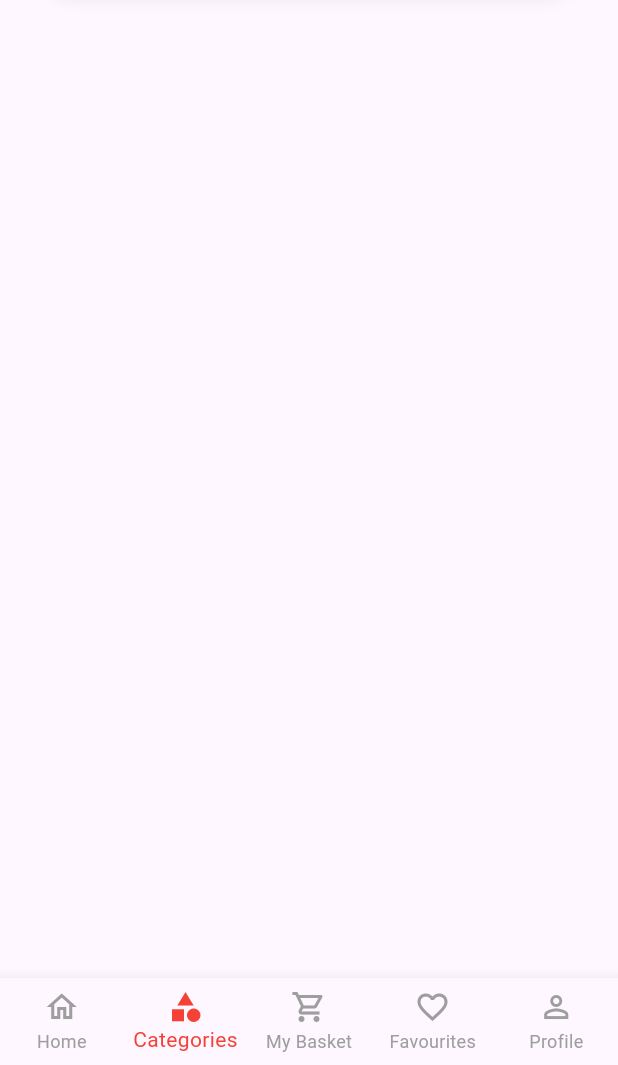
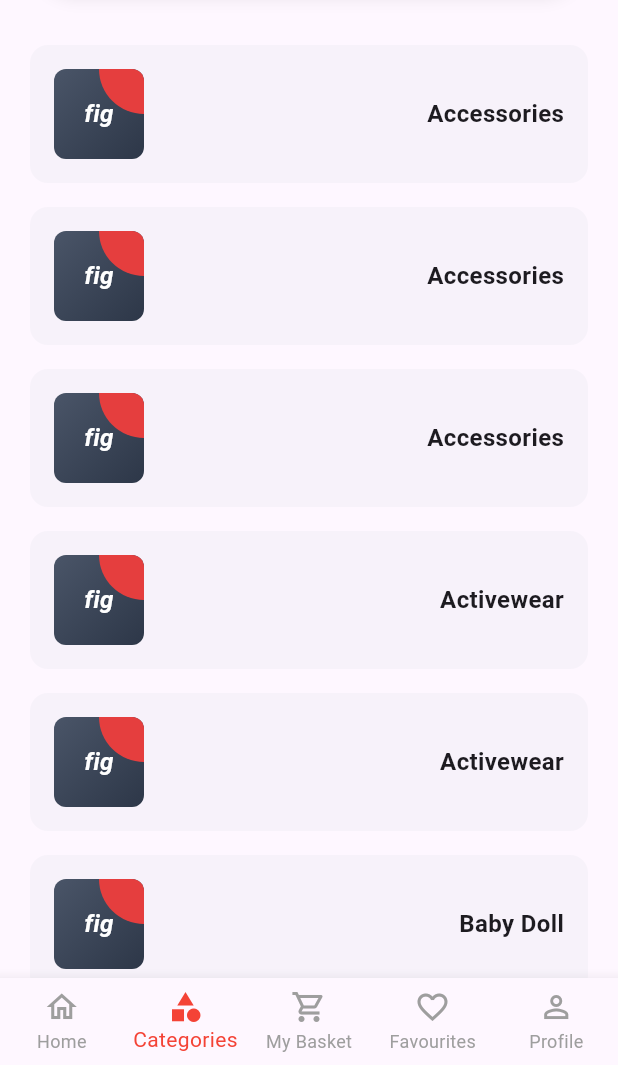
Before and after one commit to esmaeil57/fashion_app, a Flutter app: the screen it shows after launch, item 2 of the bottom bar chosen, on a phone screen of 412 x 824 dp, the part 171-1236 px from its top. Run offline on Flutter 3.47's test engine with Material 3 defaults, Android fonts, the light colour scheme and no system bars; our stand-ins replace flutter_bloc; missing offline and left inert: carousel_slider_plus; network calls fail.

Commit message:
add categories feature

```diff
--- /dev/null
+++ b/lib/Features/categories/data/repositories/category_repository_impl.dart
@@ -0,0 +1,18 @@
+import '../../../../core/constants/app_constants.dart';
+import '../../domain/entities/category.dart';
+import '../../domain/repo_interface/category_repository.dart';
+
+class CategoryRepositoryImpl implements CategoryRepository {
+  @override
+  Future<List<Category>> getCategories() async {
+    await Future.delayed(const Duration(milliseconds: 500));
+
+    return AppConstants.categories.asMap().entries.map((entry) {
+      return Category(
+        id: entry.key.toString(),
+        name: entry.value,
+        imageUrl: 'assets/logo.png',
+      );
+    }).toList();
+  }
+}
--- /dev/null
+++ b/lib/Features/categories/domain/entities/category.dart
@@ -0,0 +1,11 @@
+class Category {
+  final String id;
+  final String name;
+  final String imageUrl;
+
+  Category({
+    required this.id,
+    required this.name,
+    required this.imageUrl,
+  });
+}
--- /dev/null
+++ b/lib/Features/categories/domain/repo_interface/category_repository.dart
@@ -0,0 +1,5 @@
+import '../entities/category.dart';
+
+abstract class CategoryRepository {
+  Future<List<Category>> getCategories();
+}
--- /dev/null
+++ b/lib/Features/categories/domain/usecase/get_categories.dart
@@ -0,0 +1,13 @@
+
+import '../entities/category.dart';
+import '../repo_interface/category_repository.dart';
+
+class GetCategories {
+  final CategoryRepository repository;
+
+  GetCategories(this.repository);
+
+  Future<List<Category>> call() async {
+    return await repository.getCategories();
+  }
+}
--- /dev/null
+++ b/lib/Features/categories/presentation/cubit/category_cubit.dart
@@ -0,0 +1,22 @@
+
+import 'package:fashion/Features/categories/presentation/cubit/category_state.dart';
+import 'package:flutter_bloc/flutter_bloc.dart';
+
+import '../../domain/usecase/get_categories.dart';
+
+class CategoryCubit extends Cubit<CategoryState> {
+  final GetCategories getCategories;
+
+  CategoryCubit({required this.getCategories}) : super(CategoryInitial());
+
+  Future<void> loadCategories() async {
+    emit(CategoryLoading());
+
+    try {
+      final categories = await getCategories();
+      emit(CategoryLoaded(categories));
+    } catch (e) {
+      emit(CategoryError(e.toString()));
+    }
+  }
+}
--- /dev/null
+++ b/lib/Features/categories/presentation/cubit/category_state.dart
@@ -0,0 +1,28 @@
+import '../../domain/entities/category.dart';
+
+abstract class CategoryState{
+  const CategoryState();
+  List<Object> get props => [];
+}
+
+class CategoryInitial extends CategoryState {}
+
+class CategoryLoading extends CategoryState {}
+
+class CategoryLoaded extends CategoryState {
+  final List<Category> categories;
+
+  const CategoryLoaded(this.categories);
+
+  @override
+  List<Object> get props => [categories];
+}
+
+class CategoryError extends CategoryState {
+  final String message;
+
+  const CategoryError(this.message);
+
+  @override
+  List<Object> get props => [message];
+}
--- a/lib/Features/categories/presentation/pages/categories_page.dart
+++ b/lib/Features/categories/presentation/pages/categories_page.dart
@@ -1,18 +1,56 @@
+import 'package:fashion/Features/categories/presentation/cubit/category_cubit.dart';
+import 'package:fashion/Features/categories/presentation/cubit/category_state.dart';
+import 'package:fashion/Features/categories/presentation/widgets/category_card.dart';
 import 'package:fashion/core/common_widgets/search_bar.dart';
 import 'package:flutter/material.dart';
+import 'package:flutter_bloc/flutter_bloc.dart';
+
+import '../../data/repositories/category_repository_impl.dart';
+import '../../domain/usecase/get_categories.dart';
 
 class CategoriesPage extends StatelessWidget {
   const CategoriesPage({super.key});
 
   @override
   Widget build(BuildContext context) {
-    return Scaffold(
-      body:Column(
+    return BlocProvider(
+      create: (context) => CategoryCubit(
+        getCategories: GetCategories(CategoryRepositoryImpl()),
+      )..loadCategories(),
+      child: Scaffold(
+      body: Column(
         children: [
           CustomSearchBar(),
-          SizedBox(height: 20,),
+          Expanded(
+            child: BlocBuilder<CategoryCubit, CategoryState>(
+              builder: (context, state) {
+                if (state is CategoryLoading) {
+                  return const Center(child: CircularProgressIndicator());
+                }
+
+                if (state is CategoryError) {
+                  return Center(
+                    child: Text(
+                      'Error: ${state.message}',
+                      style: const TextStyle(color: Colors.red),
+                    ),
+                  );
+                }
+
+                if (state is CategoryLoaded) {
+                  return ListView.builder(
+                    itemCount: state.categories.length,
+                    itemBuilder: (context, index) {
+                      return CategoryCard(category: state.categories[index]);
+                    },
+                  );
+                }
+                return const SizedBox();
+              },
+            ),
+          ),
         ],
-      )
-    );
+      ),
+    ));
   }
 }
--- a/lib/Features/categories/presentation/widgets/categories_list.dart
+++ /dev/null
@@ -1,14 +0,0 @@
-import 'package:flutter/material.dart';
-
-class CategoriesList extends StatelessWidget {
-  const CategoriesList({super.key});
-
-  @override
-  Widget build(BuildContext context) {
-    return Row(
-      children: [
-        Image.asset("assets/logo.png"),
-
-    ],);
-  }
-}
--- /dev/null
+++ b/lib/Features/categories/presentation/widgets/category_card.dart
@@ -0,0 +1,44 @@
+import 'package:fashion/Features/categories/presentation/widgets/fig_logo.dart';
+import 'package:flutter/material.dart';
+
+import '../../domain/entities/category.dart';
+
+class CategoryCard extends StatelessWidget {
+  final Category category;
+
+  const CategoryCard({super.key, required this.category});
+
+  @override
+  Widget build(BuildContext context) {
+    return Container(
+      margin: const EdgeInsets.symmetric(horizontal: 16, vertical: 4),
+      child: Card(
+        elevation: 0,
+        shape: RoundedRectangleBorder(
+          borderRadius: BorderRadius.circular(12),
+        ),
+        child: Container(
+          padding: const EdgeInsets.all(16),
+          child: Row(
+            children: [
+              Container(
+                width: 60,
+                height: 60,
+                decoration: BoxDecoration(
+                  borderRadius: BorderRadius.circular(8),
+                  color: Colors.grey[200],
+                ),
+                child: const FigLogo(),
+              ),
+              Spacer(),
+              Text(
+                category.name,
+                style: TextStyle(fontSize: 16, fontWeight: FontWeight.w700),
+              ),
+            ],
+          ),
+        ),
+      ),
+    );
+  }
+}
--- /dev/null
+++ b/lib/Features/categories/presentation/widgets/fig_logo.dart
@@ -0,0 +1,54 @@
+import 'package:flutter/material.dart';
+
+class FigLogo extends StatelessWidget {
+  const FigLogo({super.key});
+
+  @override
+  Widget build(BuildContext context) {
+    return Container(
+      decoration: BoxDecoration(
+        borderRadius: BorderRadius.circular(8),
+        gradient: const LinearGradient(
+          begin: Alignment.topLeft,
+          end: Alignment.bottomRight,
+          colors: [
+            Color(0xFF4A5568),
+            Color(0xFF2D3748),
+          ],
+        ),
+      ),
+      child: Stack(
+        children: [
+          // Red triangle/accent
+          Positioned(
+            top: 0,
+            right: 0,
+            child: Container(
+              width: 30,
+              height: 30,
+              decoration: const BoxDecoration(
+                color: Color(0xFFE53E3E),
+                borderRadius: BorderRadius.only(
+                  topRight: Radius.circular(8),
+                  bottomLeft: Radius.circular(30),
+                ),
+              ),
+            ),
+          ),
+          // "fig" text
+          Center(
+            child: Text(
+              'fig',
+              style: TextStyle(
+                color: Colors.white,
+                fontSize: 16,
+                fontWeight: FontWeight.w600,
+                fontStyle: FontStyle.italic,
+              ),
+            ),
+          ),
+        ],
+      ),
+    );
+  }
+}
--- /dev/null
+++ b/lib/core/constants/app_constants.dart
@@ -0,0 +1,13 @@
+class AppConstants {
+  static const String appName = 'Shopping App';
+  static const List<String> categories = [
+    'Accessories',
+    'Accessories',
+    'Accessories',
+    'Activewear',
+    'Activewear',
+    'Baby Doll',
+    'Backpacks',
+    'Backpacks',
+  ];
+}
```
